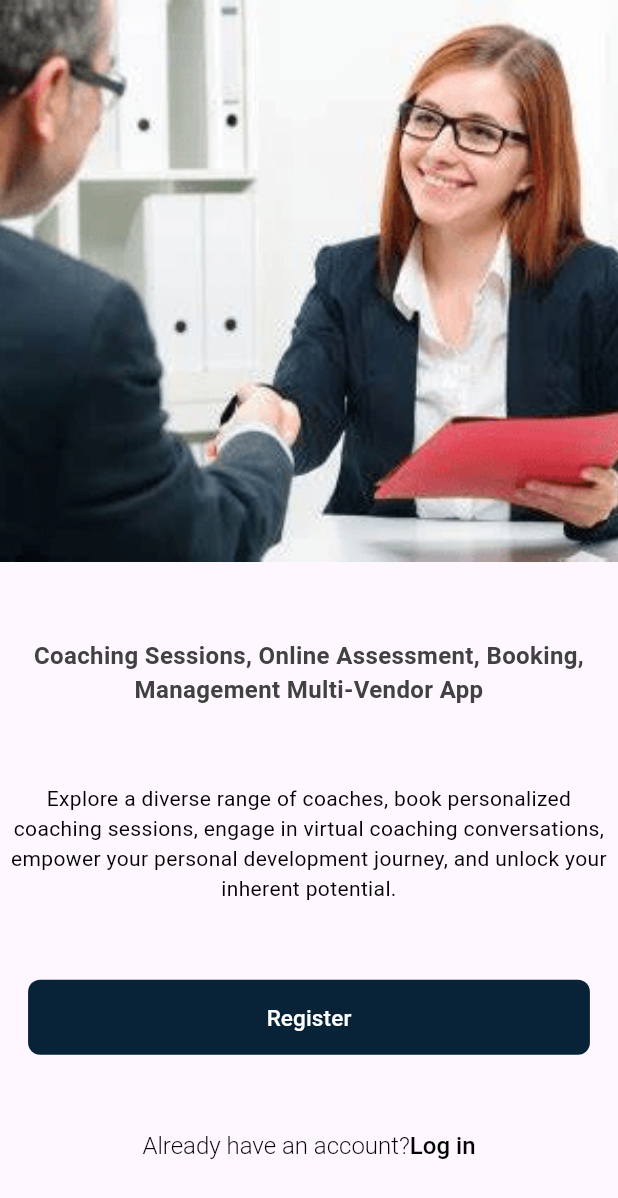
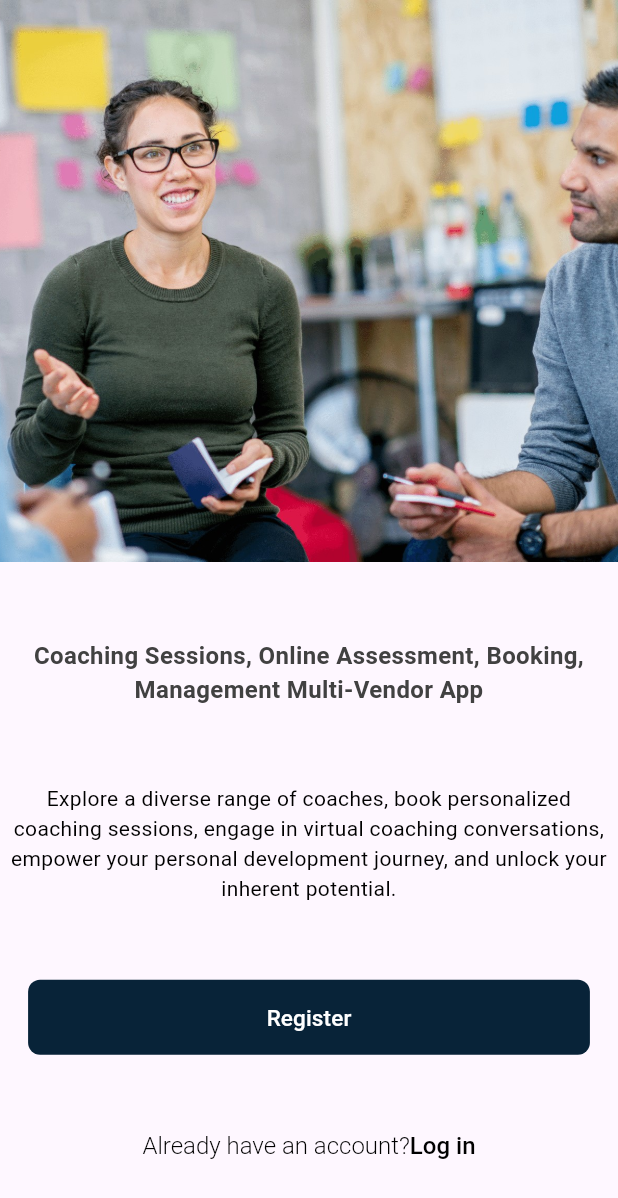
Before and after one commit to onlyMaguette/Ocoaching, a Flutter app: the AuthScreen screen opened directly, on a phone screen of 412 x 824 dp. Shown: the top 1198 px of the screen. Run offline on Flutter 3.47's test engine with Material 3 defaults, Android fonts, the phone set to English and light mode, and no system bars; our stand-ins replace cached_network_image, cloud_firestore, dotted_border, file_picker, firebase_auth, firebase_core and 15 more; missing offline and left inert: agora_rtc_engine, flutter_app_badger, flutter_paypal, flutter_paystack, flutter_stripe, flutterwave_standard and 4 more; accounts and stored records are empty; generated files the repository leaves out were written again; network calls fail.

Commit message:
update photos

```diff
--- a/lib/common/splash_top_bar.dart
+++ b/lib/common/splash_top_bar.dart
@@ -29,7 +29,7 @@ class SplashTopBar extends StatelessWidget {
             ),
           ),
           Image(
-              image: const AssetImage(AssetRes.doctor1),
+              image: const AssetImage(AssetRes.doctor3),
               height: Get.height / 2.2,
               fit: BoxFit.fitHeight),
           Visibility(
--- a/lib/screen/auth_screen/auth_screen.dart
+++ b/lib/screen/auth_screen/auth_screen.dart
@@ -18,9 +18,9 @@ class AuthScreen extends StatelessWidget {
       body: Column(
         children: [
           Image(
-            image: const AssetImage(AssetRes.doctor2),
+            image: const AssetImage(AssetRes.doctor4),
             height: Get.height / 2.2,
-            fit: BoxFit.cover,
+            fit: BoxFit.fitHeight,
           ),
           const Spacer(),
           Text(
--- a/lib/screen/login_screen/login_screen.dart
+++ b/lib/screen/login_screen/login_screen.dart
@@ -21,7 +21,7 @@ class LoginScreen extends StatelessWidget {
             child: Column(
               children: [
                 Image(
-                  image: const AssetImage(AssetRes.public_health),
+                  image: const AssetImage(AssetRes.doctor5),
                   height: Get.height / 2.2,
                   fit: BoxFit.fill,
                 ),
--- a/lib/utils/asset_res.dart
+++ b/lib/utils/asset_res.dart
@@ -6,6 +6,9 @@ class AssetRes {
   ///------------------------------- Image -----------------------///
   static const String doctor1 = "${image}doctor1.png";
   static const String doctor2 = "${image}doctor2.png";
+  static const String doctor3 = "${image}doctor3.jpg";
+  static const String doctor4 = "${image}doctor4.jpg";
+  static const String doctor5 = "${image}doctor5.jpg";
   static const String profile1 = "${image}profile1.png";
   static const String profile2 = "${image}profile2.png";
   static const String profile3 = "${image}profile3.png";
```
Also changed, not shown: assets/image/doctor3.jpg (added), assets/image/doctor4.jpg (added), assets/image/doctor5.jpg (added).
